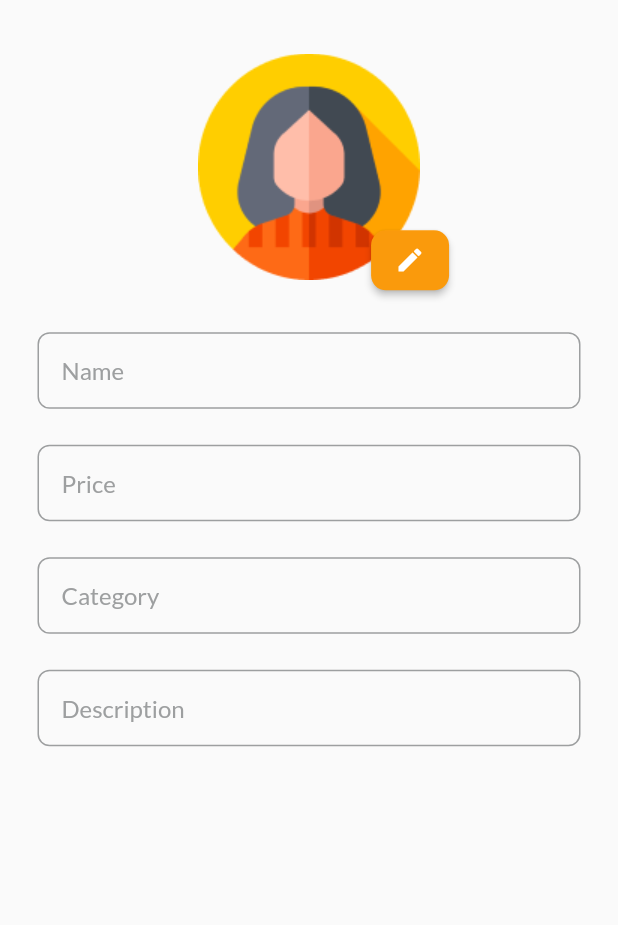
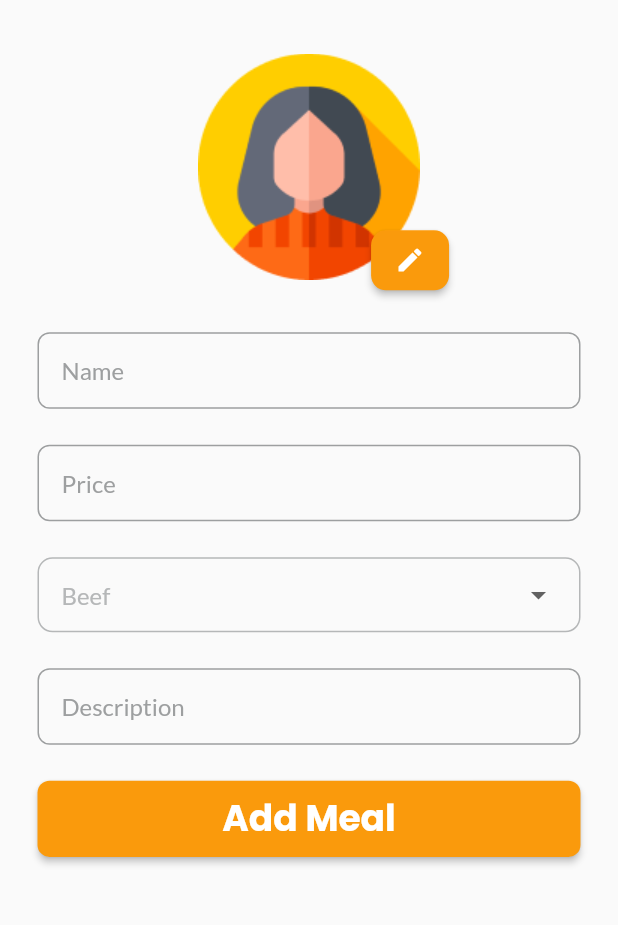
Before and after one commit to KhaledRamadan880/Chef-App, a Flutter app: the AddMealScreen screen opened by its route, on a phone screen of 412 x 824 dp, the part 84-1009 px from its top. Run offline on Flutter 3.47's test engine with Material 2 defaults, Android fonts, the phone set to English and light mode, and no system bars; our stand-ins replace cached_network_image, dartz, dio, flutter_bloc, flutter_screenutil, flutter_spinkit and 7 more; accounts and stored records are empty.

Commit message:
Drop Menu Button

```diff
--- a/lib/core/services/service_locator.dart
+++ b/lib/core/services/service_locator.dart
@@ -6,6 +6,7 @@ import 'package:chef_app/features/auth/data/repository/auth_repository.dart';
 import 'package:chef_app/features/auth/presentation/cubits/forget_pass_cubit/forget_pass_cubit.dart';
 import 'package:chef_app/features/auth/presentation/cubits/login_cubit/login_cubit.dart';
 import 'package:chef_app/features/home/home_cubit/home_cubit.dart';
+import 'package:chef_app/features/menu/presentation/cubit/menu_cubit.dart';
 import 'package:dio/dio.dart';
 import 'package:get_it/get_it.dart';
 
@@ -16,6 +17,7 @@ void initServiceLocator() {
   sl.registerLazySingleton(() => LoginCubit(sl()));
   sl.registerLazySingleton(() => ForgetPassCubit(sl()));
   sl.registerLazySingleton(() => HomeCubit());
+  sl.registerLazySingleton(() => MenuCubit());
 
   sl.registerLazySingleton(() => AuthRepository());
 
--- /dev/null
+++ b/lib/features/menu/presentation/cubit/menu_cubit.dart
@@ -0,0 +1,29 @@
+import 'package:chef_app/features/menu/presentation/cubit/menu_state.dart';
+import 'package:flutter/material.dart';
+import 'package:flutter_bloc/flutter_bloc.dart';
+
+class MenuCubit extends Cubit<MenuState> {
+  MenuCubit() : super(MenuInitial());
+
+  TextEditingController mealNameController = TextEditingController();
+  TextEditingController mealPriceController = TextEditingController();
+  TextEditingController mealDescController = TextEditingController();
+  GlobalKey<FormState> addMealKey = GlobalKey<FormState>();
+
+  List categoryList = [
+    'Beef',
+    'Chicken',
+    "Fish",
+    "Seafood",
+    "Pork",
+    "Lamb",
+    "Vegetarian",
+    "Vegan",
+    "Gluten-free",
+  ];
+  var selectedItem = 'Beef';
+  void changeItem(item) {
+    selectedItem = item;
+    emit(ChangeItemState());
+  }
+}
--- /dev/null
+++ b/lib/features/menu/presentation/cubit/menu_state.dart
@@ -0,0 +1,5 @@
+class MenuState {}
+
+final class MenuInitial extends MenuState {}
+
+final class ChangeItemState extends MenuState {}
--- a/lib/features/menu/presentation/screens/add_meal_screen.dart
+++ b/lib/features/menu/presentation/screens/add_meal_screen.dart
@@ -5,8 +5,12 @@ import 'package:chef_app/core/util/images.dart';
 import 'package:chef_app/core/util/strings.dart';
 import 'package:chef_app/core/util/widgets/custom_app_bar.dart';
 import 'package:chef_app/core/util/widgets/custom_text_field.dart';
+import 'package:chef_app/core/util/widgets/primary_button.dart';
 import 'package:chef_app/features/menu/presentation/components/photo_select_dialog.dart';
+import 'package:chef_app/features/menu/presentation/cubit/menu_cubit.dart';
+import 'package:chef_app/features/menu/presentation/cubit/menu_state.dart';
 import 'package:flutter/material.dart';
+import 'package:flutter_bloc/flutter_bloc.dart';
 import 'package:flutter_screenutil/flutter_screenutil.dart';
 import 'package:image_picker/image_picker.dart';
 
@@ -76,31 +80,90 @@ class AddMealScreen extends StatelessWidget {
                   ),
                 ),
                 const SizedBox(height: 24),
+                BlocConsumer<MenuCubit, MenuState>(
+                  listener: (context, state) {},
+                  builder: (context, state) {
+                    return Form(
+                      key: BlocProvider.of<MenuCubit>(context).addMealKey,
+                      child: Form(
+                        child: Column(
+                          children: [
                             //! Name TextField
                             CustomTextField(
                               hint: AppStrings.name.tr(context),
-                  controller: TextEditingController(),
+                              controller: BlocProvider.of<MenuCubit>(context)
+                                  .mealNameController,
                             ),
                             const SizedBox(height: 24),
                             //! Price TextField
                             CustomTextField(
                               hint: AppStrings.price.tr(context),
-                  controller: TextEditingController(),
+                              controller: BlocProvider.of<MenuCubit>(context)
+                                  .mealPriceController,
                             ),
                             const SizedBox(height: 24),
-                //! Category TextField
-                CustomTextField(
-                  hint: AppStrings.category.tr(context),
-                  controller: TextEditingController(),
-                  // suffixIcon: IconButton,
+                            //! Category Drop Down Button
+                            Container(
+                              width: double.maxFinite,
+                              padding:
+                                  const EdgeInsets.symmetric(horizontal: 15),
+                              decoration: BoxDecoration(
+                                border: Border.all(
+                                  color: AppColors.grey,
                                 ),
+                                borderRadius: BorderRadius.circular(10),
+                              ),
+                              child: DropdownButton(
+                                underline: Container(),
+                                isExpanded: true,
+                                hint: Text(
+                                  BlocProvider.of<MenuCubit>(context)
+                                      .selectedItem,
+                                  style: Theme.of(context)
+                                      .textTheme
+                                      .bodySmall!
+                                      .copyWith(
+                                        color: AppColors.grey,
+                                        fontSize: 16,
+                                      ),
+                                ),
+                                items: BlocProvider.of<MenuCubit>(context)
+                                    .categoryList
+                                    .map(
+                                      (e) => DropdownMenuItem(
+                                        value: e,
+                                        child: Text(e),
+                                      ),
+                                    )
+                                    .toList(),
+                                onChanged: (value) {
+                                  BlocProvider.of<MenuCubit>(context)
+                                      .changeItem(value);
+                                },
+                              ),
+                            ),
+
                             const SizedBox(height: 24),
+
                             //! Description TextField
                             CustomTextField(
                               hint: AppStrings.description.tr(context),
-                  controller: TextEditingController(),
+                              controller: BlocProvider.of<MenuCubit>(context)
+                                  .mealDescController,
                             ),
                             const SizedBox(height: 24),
+
+                            //! Add Meal Button
+                            PrimaryButton(
+                              title: AppStrings.addMeal.tr(context),
+                              onPressed: () {},
+                            ),
+                          ],
+                        ),
+                      ),
+                    );
+                  },
+                ),
               ],
             ),
           ),
--- a/lib/main.dart
+++ b/lib/main.dart
@@ -4,6 +4,7 @@ import 'package:chef_app/core/services/service_locator.dart';
 import 'package:chef_app/features/auth/presentation/cubits/forget_pass_cubit/forget_pass_cubit.dart';
 import 'package:chef_app/features/auth/presentation/cubits/login_cubit/login_cubit.dart';
 import 'package:chef_app/features/home/home_cubit/home_cubit.dart';
+import 'package:chef_app/features/menu/presentation/cubit/menu_cubit.dart';
 import 'package:flutter/material.dart';
 import 'package:flutter_bloc/flutter_bloc.dart';
 
@@ -20,5 +21,6 @@ void main() async {
     BlocProvider(create: (context) => sl<LoginCubit>()),
     BlocProvider(create: (context) => sl<ForgetPassCubit>()),
     BlocProvider(create: (context) => sl<HomeCubit>()),
+    BlocProvider(create: (context) => sl<MenuCubit>()),
   ], child: const MyApp()));
 }
```
Lines whose indentation alone changed are shown as unchanged.
